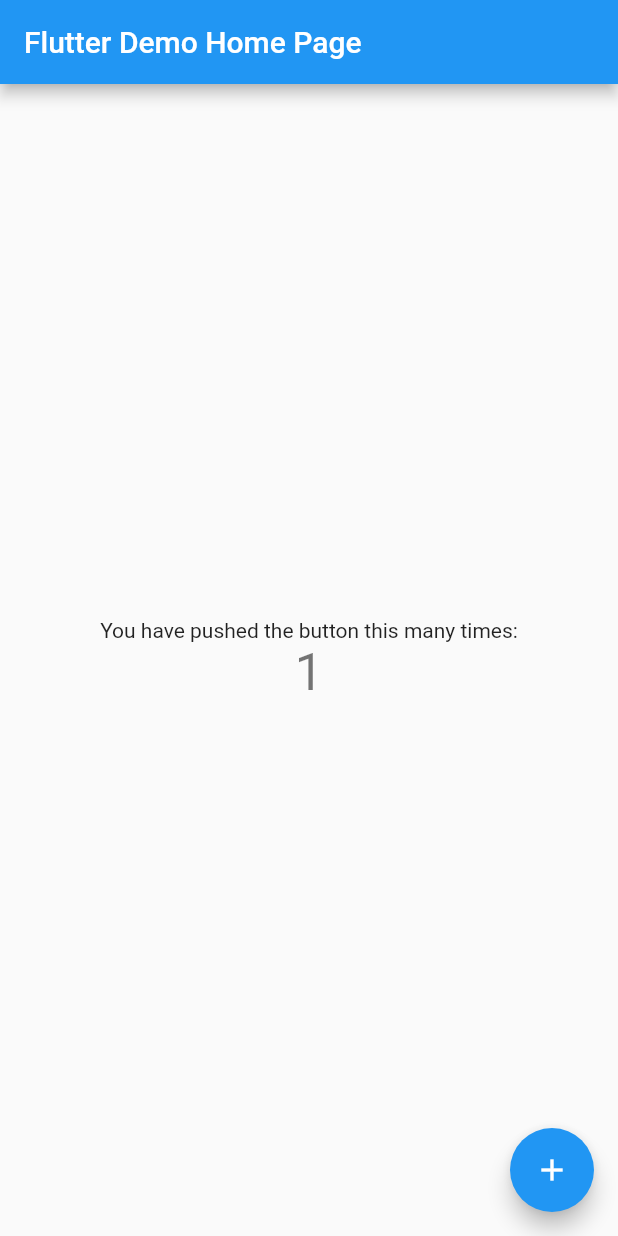
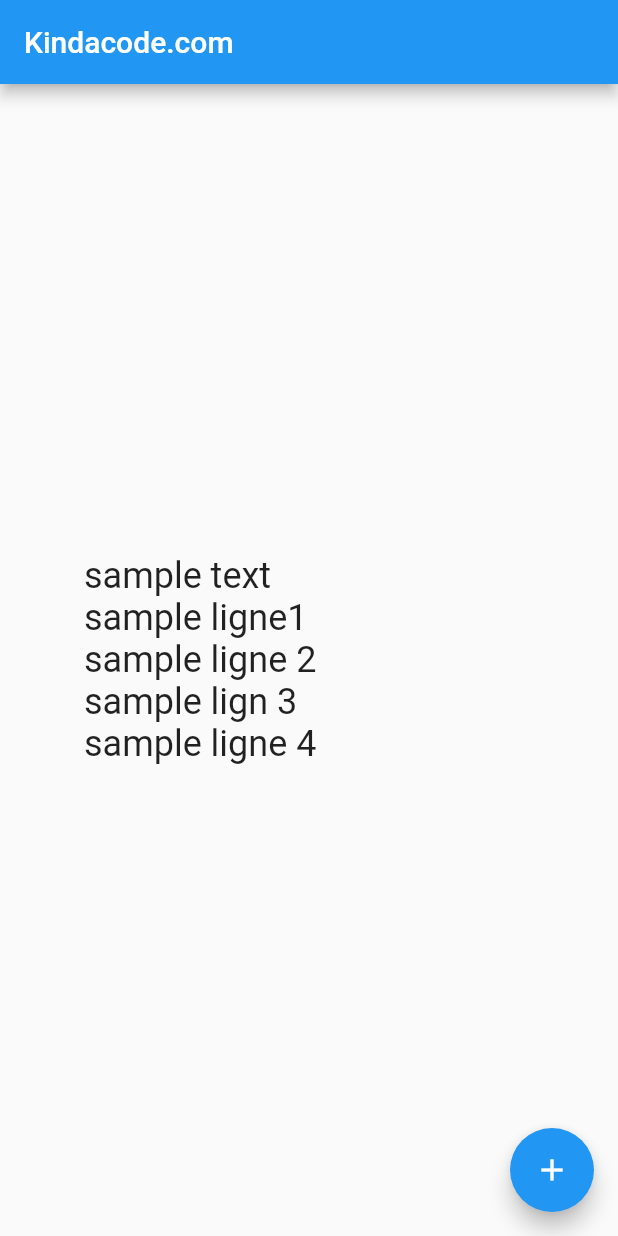
Before and after one commit to adelguen/Fluetterfiletxtuse, a Flutter app: the screen it shows after launch, after a tap on the "add" icon, on a phone screen of 412 x 824 dp. Run offline on Flutter 3.47's test engine with Material 2 defaults, Android fonts, the light colour scheme and no system bars.

Commit message:
flutter read from file
decommenter assets dans .yaml
et importer txt with button

```diff
--- /dev/null
+++ b/fluttertxtuse/assets/data.txt
@@ -0,0 +1,5 @@
+sample text
+sample ligne1
+sample ligne 2
+sample lign 3
+sample ligne 4
--- /dev/null
+++ b/fluttertxtuse/lib/HomePage.dart
@@ -0,0 +1,36 @@
+
+
+
+
+import 'package:flutter/material.dart';
+import 'package:flutter/services.dart';
+
+class HomePage extends StatefulWidget
+{
+  const HomePage({Key? key}) : super(key: key);
+   @override _HomePageState createState() => _HomePageState();
+    }
+    class _HomePageState extends State<HomePage>
+     { String? _data;
+     // This function is triggered when the user presses the floating button
+     Future <void> _loadData() async {
+       final _loadedData = await rootBundle.loadString('./assets/data.txt');
+        setState(() { _data = _loadedData; });
+        }
+        @override Widget build(BuildContext context) {
+          return Scaffold
+          ( appBar: AppBar( title: const Text('Kindacode.com'),
+          ),
+          body:
+          Center(
+            child:
+            SizedBox( width: 300, child:
+            Text(_data ?? 'Nothing to show',
+            style: const TextStyle(fontSize: 24))
+            )
+            )
+            ,
+             floatingActionButton:
+             FloatingActionButton(
+              onPressed: _loadData, child: const Icon(Icons.add)), )
+             ; } }
--- a/fluttertxtuse/lib/main.dart
+++ b/fluttertxtuse/lib/main.dart
@@ -1,115 +1,21 @@
 import 'package:flutter/material.dart';
+import './HomePage.dart';
+import 'package:flutter/material.dart';
+ import 'package:flutter/services.dart' show rootBundle;
+import 'dart:async';
 
-void main() {
+
+
+void main()
+{
   runApp(const MyApp());
-}
-
-class MyApp extends StatelessWidget {
-  const MyApp({super.key});
-
-  // This widget is the root of your application.
-  @override
-  Widget build(BuildContext context) {
-    return MaterialApp(
-      title: 'Flutter Demo',
-      theme: ThemeData(
-        // This is the theme of your application.
-        //
-        // Try running your application with "flutter run". You'll see the
-        // application has a blue toolbar. Then, without quitting the app, try
-        // changing the primarySwatch below to Colors.green and then invoke
-        // "hot reload" (press "r" in the console where you ran "flutter run",
-        // or simply save your changes to "hot reload" in a Flutter IDE).
-        // Notice that the counter didn't reset back to zero; the application
-        // is not restarted.
-        primarySwatch: Colors.blue,
-      ),
-      home: const MyHomePage(title: 'Flutter Demo Home Page'),
-    );
-  }
-}
-
-class MyHomePage extends StatefulWidget {
-  const MyHomePage({super.key, required this.title});
-
-  // This widget is the home page of your application. It is stateful, meaning
-  // that it has a State object (defined below) that contains fields that affect
-  // how it looks.
-
-  // This class is the configuration for the state. It holds the values (in this
-  // case the title) provided by the parent (in this case the App widget) and
-  // used by the build method of the State. Fields in a Widget subclass are
-  // always marked "final".
-
-  final String title;
-
-  @override
-  State<MyHomePage> createState() => _MyHomePageState();
-}
-
-class _MyHomePageState extends State<MyHomePage> {
-  int _counter = 0;
-
-  void _incrementCounter() {
-    setState(() {
-      // This call to setState tells the Flutter framework that something has
-      // changed in this State, which causes it to rerun the build method below
-      // so that the display can reflect the updated values. If we changed
-      // _counter without calling setState(), then the build method would not be
-      // called again, and so nothing would appear to happen.
-      _counter++;
-    });
-  }
-
-  @override
-  Widget build(BuildContext context) {
-    // This method is rerun every time setState is called, for instance as done
-    // by the _incrementCounter method above.
-    //
-    // The Flutter framework has been optimized to make rerunning build methods
-    // fast, so that you can just rebuild anything that needs updating rather
-    // than having to individually change instances of widgets.
-    return Scaffold(
-      appBar: AppBar(
-        // Here we take the value from the MyHomePage object that was created by
-        // the App.build method, and use it to set our appbar title.
-        title: Text(widget.title),
-      ),
-      body: Center(
-        // Center is a layout widget. It takes a single child and positions it
-        // in the middle of the parent.
-        child: Column(
-          // Column is also a layout widget. It takes a list of children and
-          // arranges them vertically. By default, it sizes itself to fit its
-          // children horizontally, and tries to be as tall as its parent.
-          //
-          // Invoke "debug painting" (press "p" in the console, choose the
-          // "Toggle Debug Paint" action from the Flutter Inspector in Android
-          // Studio, or the "Toggle Debug Paint" command in Visual Studio Code)
-          // to see the wireframe for each widget.
-          //
-          // Column has various properties to control how it sizes itself and
-          // how it positions its children. Here we use mainAxisAlignment to
-          // center the children vertically; the main axis here is the vertical
-          // axis because Columns are vertical (the cross axis would be
-          // horizontal).
-          mainAxisAlignment: MainAxisAlignment.center,
-          children: <Widget>[
-            const Text(
-              'You have pushed the button this many times:',
-            ),
-            Text(
-              '$_counter',
-              style: Theme.of(context).textTheme.headline4,
-            ),
-          ],
-        ),
-      ),
-      floatingActionButton: FloatingActionButton(
-        onPressed: _incrementCounter,
-        tooltip: 'Increment',
-        child: const Icon(Icons.add),
-      ), // This trailing comma makes auto-formatting nicer for build methods.
-    );
-  }
-}
+   }
+   class MyApp extends StatelessWidget {
+    const MyApp({Key? key})
+     : super(key: key);
+      @override Widget build(BuildContext context)
+       {
+        return const MaterialApp(
+          debugShowCheckedModeBanner: false, title: 'Kindacode.com', home: HomePage(), );
+        }
+         }
--- a/fluttertxtuse/pubspec.yaml
+++ b/fluttertxtuse/pubspec.yaml
@@ -12,7 +12,7 @@
 # build by specifying --build-name and --build-number, respectively.
 # In Android, build-name is used as versionName while build-number used as versionCode.
 # Read more about Android versioning at https://developer.android.com/studio/publish/versioning
-# In iOS, build-name is used as CFBundleShortVersionString while build-number is used as CFBundleVersion.
+# In iOS, build-namassee is used as CFBundleShortVersionString while build-number is used as CFBundleVersion.
 # Read more about iOS versioning at
 # https://developer.apple.com/library/archive/documentation/General/Reference/InfoPlistKeyReference/Articles/CoreFoundationKeys.html
 # In Windows, build-name is used as the major, minor, and patch parts
@@ -60,8 +60,8 @@
   uses-material-design: true
 
   # To add assets to your application, add an assets section, like this:
-  # assets:
-  #   - images/a_dot_burr.jpeg
+  assets:
+     - assets/data.txt
   #   - images/a_dot_ham.jpeg
 
   # An image asset can refer to one or more resolution-specific "variants", see
```
